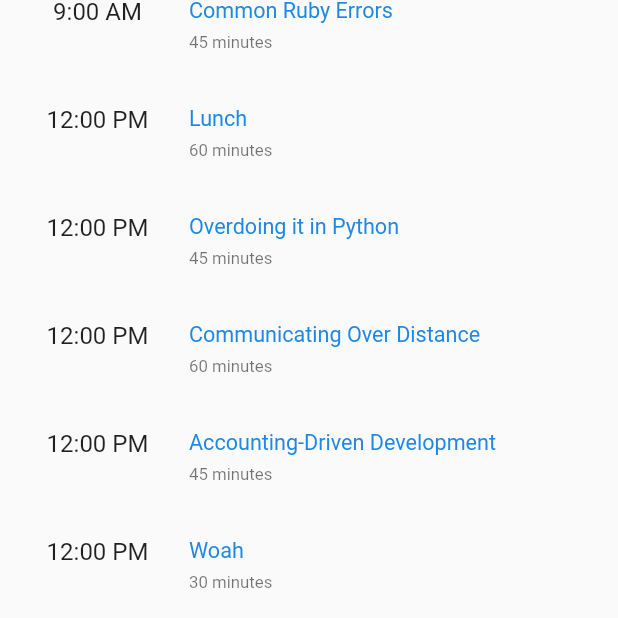
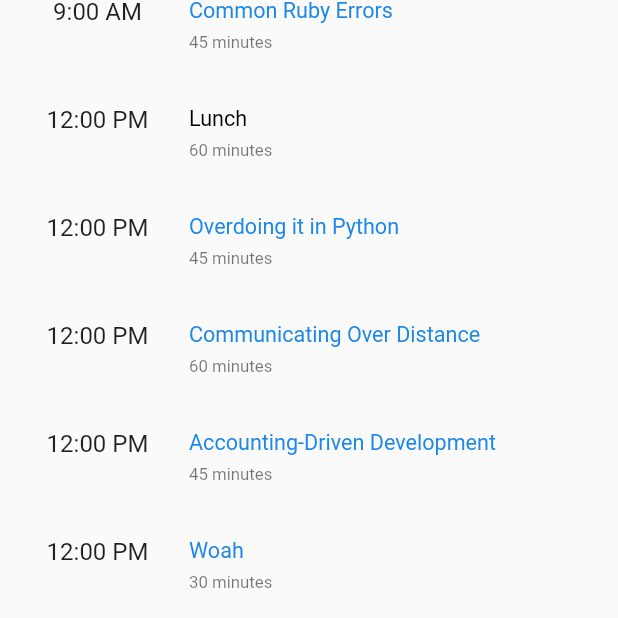
Before and after one commit to lesliearkorful/conference-tracker-management, a Flutter app: the screen it shows after launch, after a tap on "Generate", on a phone screen of 412 x 824 dp, the part 562-1180 px from its top. Run offline on Flutter 3.47's test engine with Material 2 defaults, Android fonts, the phone set to English and light mode, and no system bars; our stand-ins replace rxdart; statements that could not run were skipped.

Commit message:
Algorithms accuracy fixed

```diff
--- a/lib/screens/conference_schedule.dart
+++ b/lib/screens/conference_schedule.dart
@@ -12,6 +12,7 @@ class ConferenceSchedule extends StatefulWidget {
 
 class _ConferenceScheduleState extends State<ConferenceSchedule> {
   _ConferenceScheduleState(this.conferenceTalks);
+  ScrollController scrollController = ScrollController();
   final List conferenceTalks;
   List scheduleView = [];
 
@@ -42,11 +43,11 @@ class _ConferenceScheduleState extends State<ConferenceSchedule> {
 
     generated.add(ScheduleItem(track: track, type: ScheduleItemType.track));
 
-    for (var i = 0; i <= (temp.length + 1); i++) {
+    for (int i = 0; i <= (temp.length + 1); i++) {
 
       for(int index = i; index < temp.length; index++) {
 
-        var item = temp[index];
+        Talk item = temp[index];
 
         if(assigned.contains(item)) {
           continue;
@@ -63,8 +64,8 @@ class _ConferenceScheduleState extends State<ConferenceSchedule> {
           if(item.minutes <= morningMinutes) {
 
             if((morningMinutes%item.minutes == 0) ||
+              (commonDurations.contains(item.minutes - morningMinutes))) {
 
-              (commonDurations.contains(item.minutes-morningMinutes)) ) {
                 morningMinutes -= item.minutes;
 
                 final assignedTalk = ScheduleItem(
@@ -94,7 +95,7 @@ class _ConferenceScheduleState extends State<ConferenceSchedule> {
             );
 
             if((afternoonMinutes%item.minutes == 0) ||
-              (commonDurations.contains(item.minutes % afternoonMinutes))) {
+              (commonDurations.contains(item.minutes % afternoonMinutes)) ) {
 
               if((afternoonMinutes == 240) &&
                 (generated.contains(lunch) == false)) {
@@ -118,6 +119,11 @@ class _ConferenceScheduleState extends State<ConferenceSchedule> {
               continue;
             }
           } else {
+
+            if((afternoonMinutes != 0 ) && (afternoonMinutes <= 240)) {
+              continue;
+            }
+
             generated.add(ScheduleItem(
                             minutes: 0,
                             name: 'Networking Event',
@@ -134,38 +140,64 @@ class _ConferenceScheduleState extends State<ConferenceSchedule> {
             afternoonMinutes = 240;
             //adds a new track header
             generated.add(ScheduleItem(track: track, type: ScheduleItemType.track));
+            //continue;
           }
         }
       }
     }
 
+
+
     //append lightning items to generated list
+    Session lightningSession;
+
+    if((afternoonMinutes == 0)) {
+
+      //append last networking item for last track to generated list
+      final lastNetworkingItem = ScheduleItem(
+                                  minutes: 0,
+                                  name: 'Networking Event',
+                                  session: Session.afternoon,
+                                  track: track,
+                                  type:  ScheduleItemType.networking
+      );
+
+      if(generated.contains(lastNetworkingItem) == false) {
+        generated.add(lastNetworkingItem);
+
+      }
+
+      track++;
+      lightningSession = Session.morning;
+
+      final trackHeader = ScheduleItem(track: track, type: ScheduleItemType.track);
+
+      if(generated.contains(trackHeader) == false) {
+        generated.add(trackHeader);
+      }
+
+    } else if(morningMinutes == 0) {
+      lightningSession = Session.afternoon;
+
+    } else {
+      lightningSession = Session.morning;
+    }
+
+
     lightning.forEach((item) {
 
       final lightningItem = ScheduleItem(
                               minutes: item.minutes,
                               name: item.name,
-                              session: Session.afternoon,
+                              session: lightningSession,
                               track: track,
                               type: ScheduleItemType.talk
-                            );
+      );
 
       generated.add(lightningItem);
-      print('ADDED: ${lightningItem.name}');
+
     });
 
-    //append last networking item for last track to generated list
-    final lastNetworkingItem = ScheduleItem(
-                                minutes: 0,
-                                name: 'Networking Event',
-                                session: Session.afternoon,
-                                track: track,
-                                type:  ScheduleItemType.networking
-    );
-
-    if(generated.contains(lastNetworkingItem) == false) {
-      generated.add(lastNetworkingItem);
-    }
 
     //update the schedule view with the generated schedule
     setState(() => scheduleView = generated);
@@ -180,32 +212,26 @@ class _ConferenceScheduleState extends State<ConferenceSchedule> {
         centerTitle: true,
       ),
       body: ListView(
+        controller: scrollController,
+        scrollDirection: Axis.vertical,
         children: scheduleView.map<Widget>((scheduleItem) {
 
           //get the first index where this item session and track are equal
           final int sessionSwitch = scheduleView.indexWhere(
                                       (item) => (item.session == scheduleItem.session &&
                                       item.track == scheduleItem.track)
-                                    );
+          );
 
-          //the range is for calculating the accumulated minutes from start time
-          final List sessionRange = scheduleView.getRange(sessionSwitch,
-                                                          scheduleView.indexWhere(
-                                                            (item) => item == scheduleItem)
-                                                          ).toList();
+          final int currentItem = scheduleView.indexWhere((item) => item == scheduleItem);
 
-          //return Track header or a schedule item
-          return scheduleItem.type == ScheduleItemType.track ?
+          //the range is for calculating the accumulated minutes
+          //from the first index to the current index
+          final List sessionRange = scheduleView.getRange(sessionSwitch, currentItem).toList();
 
-            Container(
-              padding: EdgeInsets.fromLTRB(20, 30, 20, 30),
-              color: Colors.black.withOpacity(0.05),
-              child: Text('Track ${scheduleItem.track}',
-                textScaleFactor: 1.4,
-                style: TextStyle(
-                  color: Colors.blue[700])
-                ),
-            ) : scheduleItemWidget(scheduleItem, sessionRange);
+          return (scheduleItem.type == ScheduleItemType.track) ?
+            TrackHeader(trackNumber: scheduleItem.track) :
+            scheduleItemWidget(scheduleItem, sessionRange);
+
         }).toList(),
       )
     );
--- a/lib/widgets/generated_schedule_widgets.dart
+++ b/lib/widgets/generated_schedule_widgets.dart
@@ -2,23 +2,63 @@ import 'package:flutter/material.dart';
 import '../data/global.dart';
 
 
-scheduleItemWidget(ScheduleItem talk, List listRange) {
+class TrackHeader extends StatelessWidget {
+  TrackHeader({this.trackNumber});
+  final int trackNumber;
 
-  DateTime startTime = (talk.session == Session.morning) ? DateTime.utc(2019, 7, 25, 9, 0) : DateTime.utc(2019, 7, 25, 12, 0);
+  @override
+  Widget build(BuildContext context) {
+    return Container(
+      key: Key('TrackHeader'),
+      padding: EdgeInsets.fromLTRB(20, 30, 20, 30),
+      color: Colors.black.withOpacity(0.05),
+      child: Text('Track $trackNumber',
+        textScaleFactor: 1.4,
+        style: TextStyle(
+          color: Colors.blue[700]
+        )
+      )
+    );
+  }
+}
+
+Widget scheduleItemWidget(ScheduleItem talk, List listRange) {
+
+  DateTime startTime = (talk.session == Session.morning) ?
+                        DateTime.utc(2019, 7, 25, 9, 0) : DateTime.utc(2019, 7, 25, 12, 0);
 
   int cummulatedMinutes = 0;
   listRange.forEach((item) => cummulatedMinutes += item.minutes);
 
   DateTime scheduleTime = startTime.add(Duration(minutes: cummulatedMinutes));
-  DateTime formattedTime = (talk.type == ScheduleItemType.networking) ?  DateTime.utc(2019, 7, 25, 17, 0) : scheduleTime;
 
-  String minutesForm = talk.minutes == 1 ? '${talk.minutes} minute' : talk.minutes == 5 ? 'lightning' : '${talk.minutes} minutes';
+  DateTime formattedTime = scheduleTime;
+
+  if(talk.type == ScheduleItemType.networking) {
+    if(cummulatedMinutes <= 180) {
+      formattedTime = DateTime.utc(2019, 7, 25, 16, 0);
+
+    } else if((cummulatedMinutes >= 180)) {
+      formattedTime = DateTime.utc(2019, 7, 25, 17, 0);
+    }
+  } else {
+    formattedTime = scheduleTime;
+  }
+
+
+  String minutesForm = talk.minutes == 1 ?
+                        '${talk.minutes} minute' : talk.minutes == 5 ?
+                        'lightning' : '${talk.minutes} minutes';
 
   return ListTile(
+    key: Key('${talk.name}'),
     contentPadding: EdgeInsets.fromLTRB(20, 0, 10, 0),
     title: Text('${talk.name}',
       textScaleFactor: 0.9,
-      style: TextStyle(color: Colors.blue[600])
+      style: TextStyle(
+        color: talk.type == ScheduleItemType.lunch ?
+              Colors.black : (Colors.blue[600])
+        )
     ),
     subtitle: Text('${talk.type == ScheduleItemType.networking ? '' : minutesForm}',textScaleFactor: 0.8),
     leading: Container(
```
